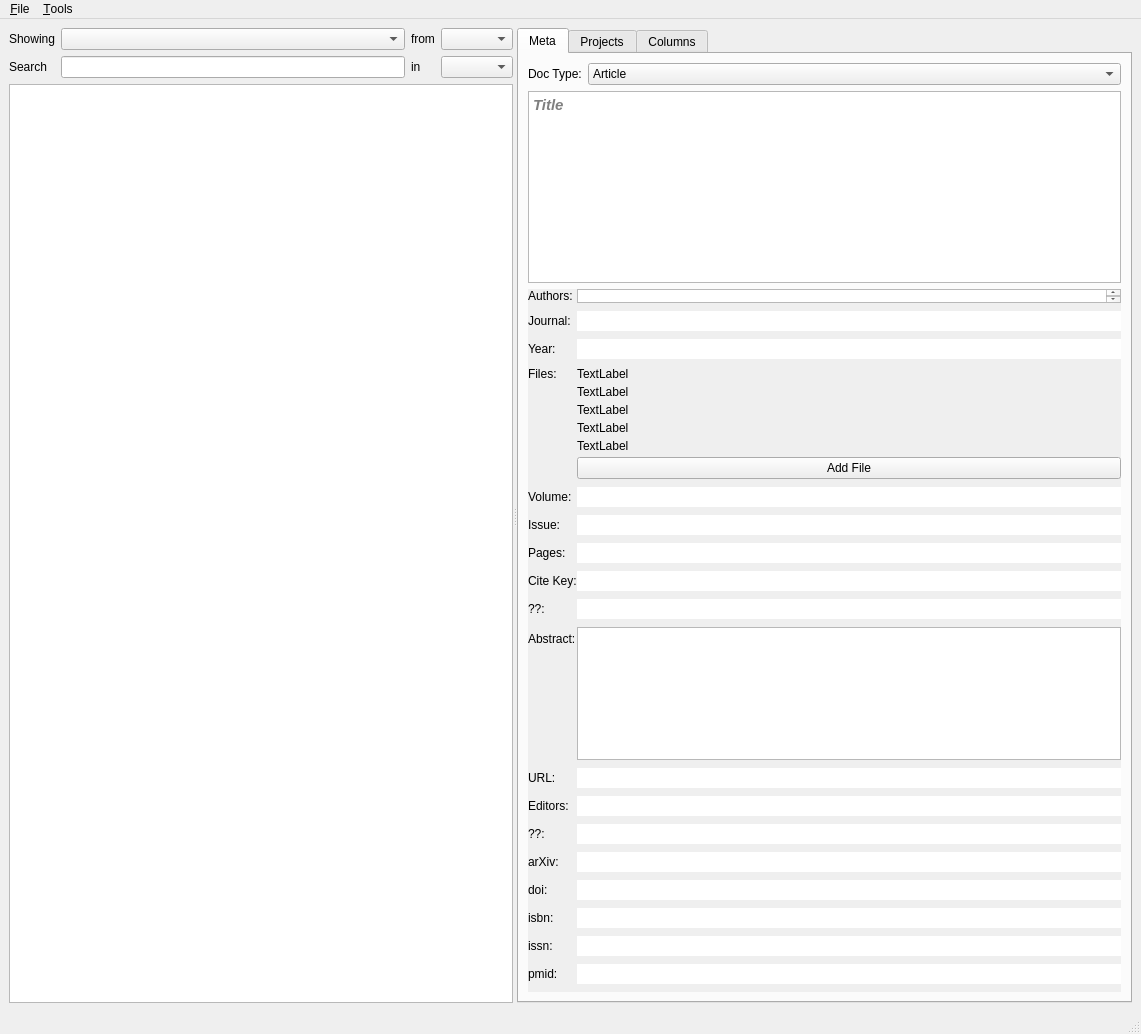
The window that lib/layout_main.ui (elansegarra/ArDa) describes before a commit, drawn with Qt 5.
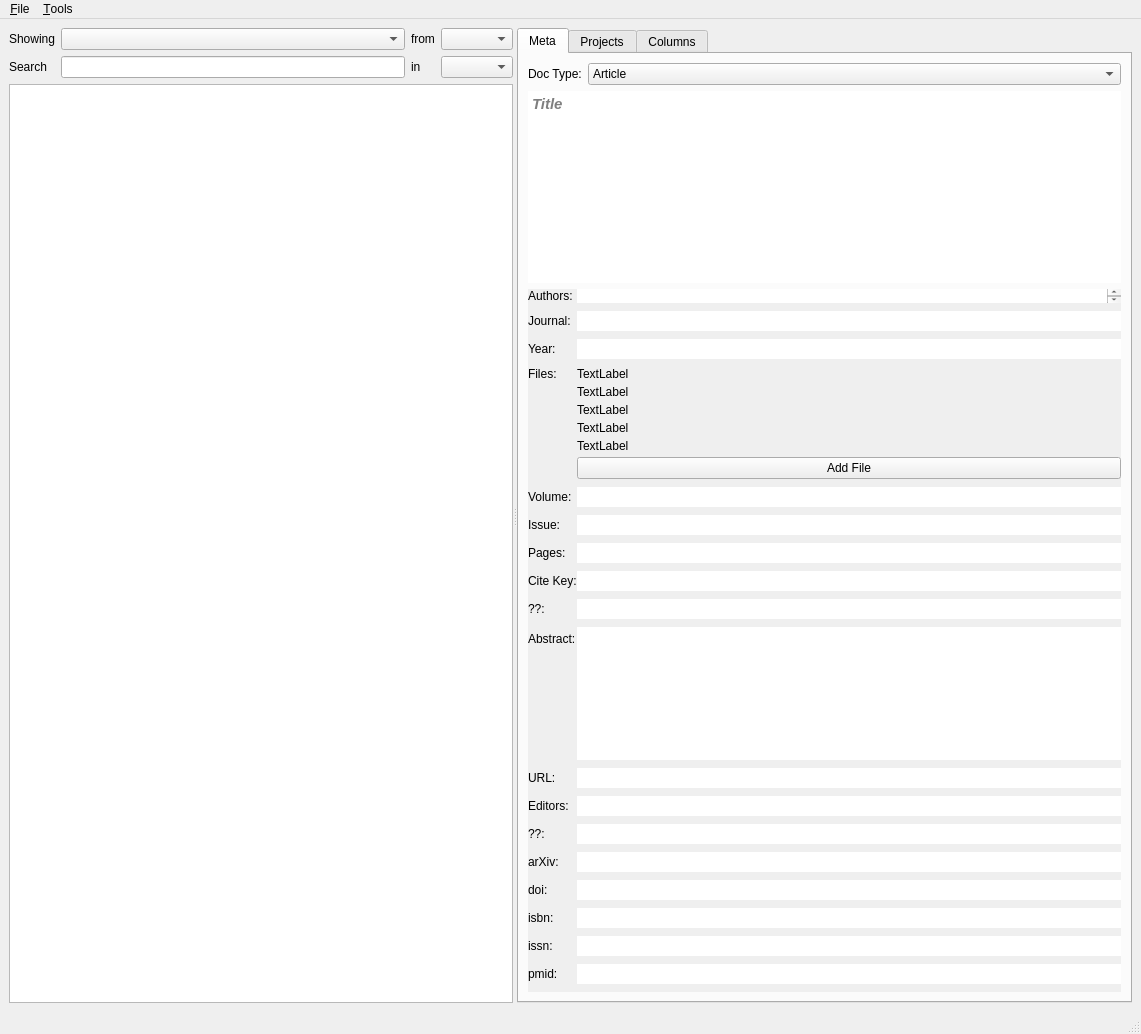
The same window after the commit.

Commit message: Played around with the title. author, abstract border (unsuccessful).

Patch:
```diff
--- a/lib/layout_main.ui
+++ b/lib/layout_main.ui
@@ -173,11 +173,17 @@
             <bool>false</bool>
            </property>
            <property name="frameShape">
-            <enum>QFrame::StyledPanel</enum>
+            <enum>QFrame::Box</enum>
+           </property>
+           <property name="frameShadow">
+            <enum>QFrame::Sunken</enum>
            </property>
            <property name="lineWidth">
             <number>0</number>
            </property>
+           <property name="midLineWidth">
+            <number>0</number>
+           </property>
            <property name="placeholderText">
             <string>Title</string>
            </property>
@@ -212,7 +218,7 @@
               <x>0</x>
               <y>0</y>
               <width>417</width>
-              <height>987</height>
+              <height>985</height>
              </rect>
             </property>
             <property name="sizePolicy">
@@ -281,7 +287,7 @@
                   <bool>false</bool>
                  </property>
                  <property name="frameShape">
-                  <enum>QFrame::StyledPanel</enum>
+                  <enum>QFrame::Box</enum>
                  </property>
                  <property name="lineWidth">
                   <number>0</number>
@@ -523,7 +529,14 @@
                 </widget>
                </item>
                <item row="11" column="1">
-                <widget class="QTextEdit" name="textEdit_Abstract"/>
+                <widget class="QTextEdit" name="textEdit_Abstract">
+                 <property name="frameShape">
+                  <enum>QFrame::Box</enum>
+                 </property>
+                 <property name="lineWidth">
+                  <number>0</number>
+                 </property>
+                </widget>
                </item>
                <item row="11" column="0">
                 <widget class="QLabel" name="label_15">
```
The commit also changes 2 other files.
